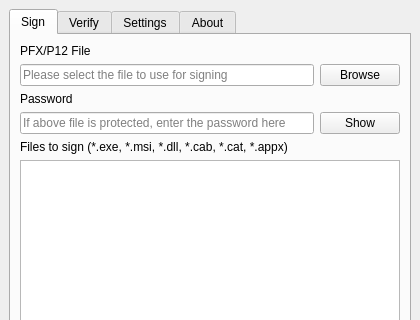
Old version of the form src/mainwindow.ui in the repository GlitchedPolygons/SigntoolGUI; both pictures show x 0 to 420 and y 0 to 320 of the 420 by 630 pixel window.
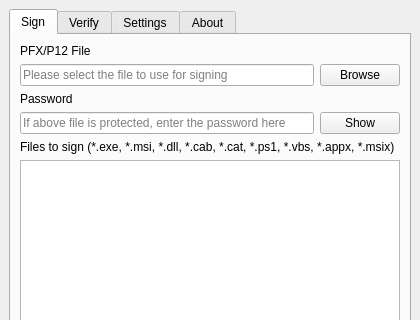
New version of the form. Custom widgets are drawn as their Qt base class.

Commit message:
Attempted to add more file extensions to the GUI's allowlist. Works for .ps1 files, untested for .vbs and failed miserably for .msix files :')
No time to continue investigation, but this is a good starting point if anyone should ever have time to dedicate to this issue.

What changed in the file:
```diff
--- a/src/mainwindow.ui
+++ b/src/mainwindow.ui
@@ -122,7 +122,7 @@
         <item>
          <widget class="QLabel" name="labelFilesToSign">
           <property name="text">
-           <string>Files to sign (*.exe, *.msi, *.dll, *.cab, *.cat, *.appx)</string>
+           <string>Files to sign (*.exe, *.msi, *.dll, *.cab, *.cat, *.ps1, *.vbs, *.appx, *.msix)</string>
           </property>
          </widget>
         </item>
```
Left out of the diff: 4 changed lines with no effect on the pictures. The commit also changes 2 other files.
